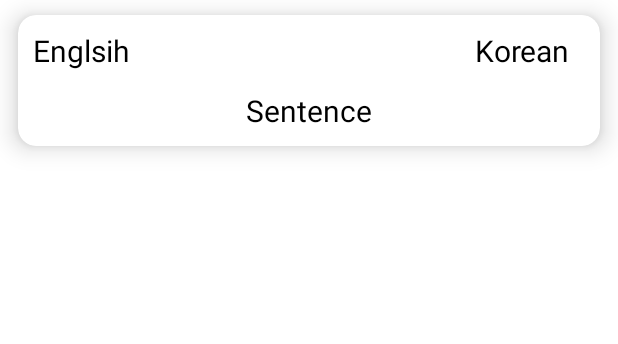
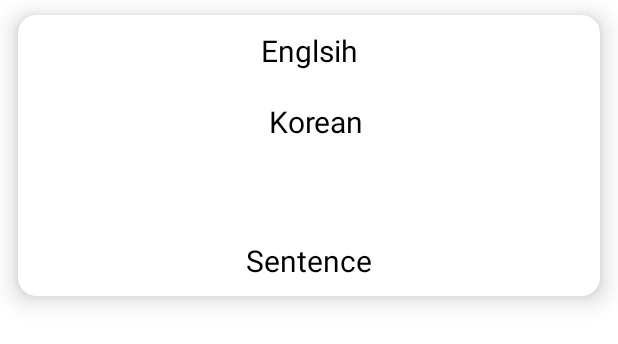
Before and after one commit to sankalpalokuliyanage/learnK, an Android app: the layout wordlistitem_layout.xml on its own in the app's theme, with its tools: preview values and no code run, on a phone screen of 412 x 824 dp. Shown: the top 344 px of the screen. Run offline under Robolectric (Android 15) with nearby library versions, the phone set to English and light mode, and no system bars.

Commit message:
fix the responsive

```diff
--- a/app/src/main/res/layout/wordlistitem_layout.xml
+++ b/app/src/main/res/layout/wordlistitem_layout.xml
@@ -20,7 +20,8 @@
 
         <TextView
             android:id="@+id/english"
-            android:layout_width="wrap_content"
+            android:layout_width="match_parent"
+            android:layout_weight="2"
             android:layout_height="wrap_content"
             android:gravity="center"
             android:padding="10dp"
@@ -30,10 +31,11 @@
 
         <TextView
             android:id="@+id/korean"
-            android:layout_width="wrap_content"
+            android:layout_width="match_parent"
             android:layout_height="wrap_content"
-            android:layout_alignParentEnd="true"
-            android:layout_marginEnd="10dp"
+            android:layout_below="@+id/english"
+            android:layout_marginStart="10dp"
+            android:layout_weight="2"
             android:gravity="center"
             android:padding="10dp"
             android:text="Korean"
@@ -42,22 +44,16 @@
 
     </RelativeLayout>
 
-    <RelativeLayout
-        android:id="@+id/secondRow"
-        android:layout_width="match_parent"
-        android:layout_height="wrap_content"
-        android:layout_below="@+id/firstRow">
-
     <TextView
         android:id="@+id/sentence"
         android:layout_width="match_parent"
         android:layout_height="wrap_content"
-            android:layout_marginTop="40dp"
+        android:layout_below="@+id/firstRow"
+        android:layout_marginTop="140dp"
         android:gravity="center"
         android:padding="10dp"
         android:text="Sentence"
         android:textColor="@color/black"
         android:textSize="20sp" />
 
-    </RelativeLayout>
 </androidx.cardview.widget.CardView>
```
Lines whose indentation alone changed are shown as unchanged.
